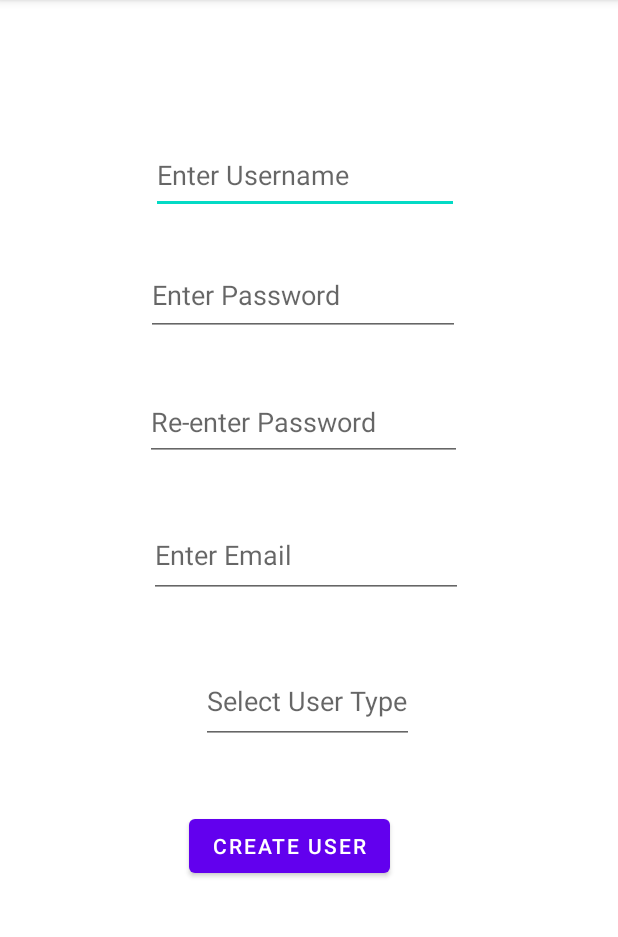
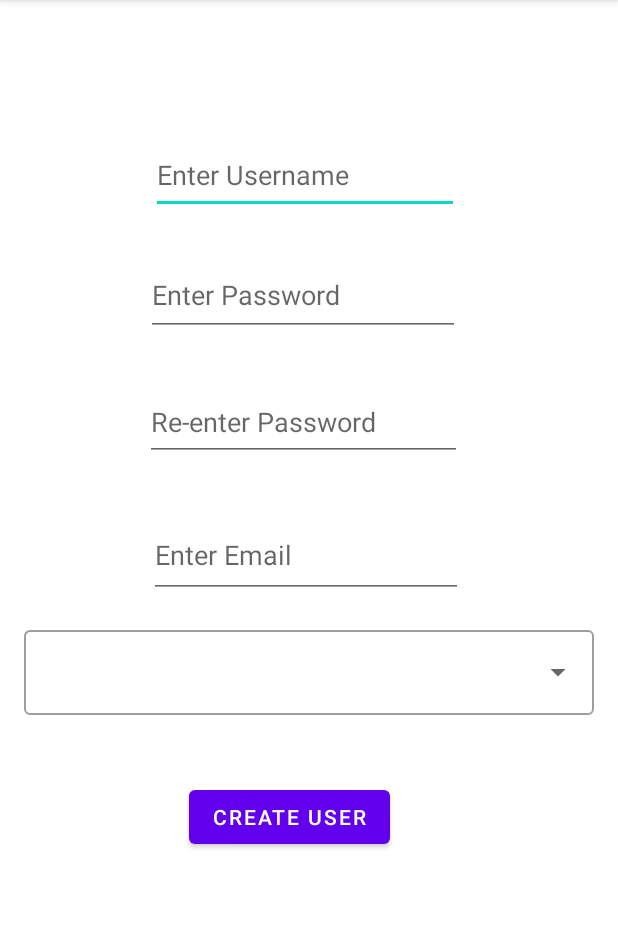
Before and after one commit to Csant01/infs3605-application, an Android app: the CreateUserActivity screen opened directly, with no data from a screen before it, on a phone screen of 412 x 824 dp, the part 84-1021 px from its top. Run offline under Robolectric (Android 15) with nearby library versions, the phone set to English and light mode, and no system bars.

Commit message:
{app name}v.0.2.2
minor additions to create user

```diff
--- a/app/src/main/java/com/example/infs3605_app/CreateUserActivity.java
+++ b/app/src/main/java/com/example/infs3605_app/CreateUserActivity.java
@@ -3,13 +3,63 @@ package com.example.infs3605_app;
 import androidx.appcompat.app.AppCompatActivity;
 
 import android.os.Bundle;
+import android.view.View;
+import android.widget.ArrayAdapter;
+import android.widget.AutoCompleteTextView;
+import android.widget.Button;
+import android.widget.TextView;
+
+import java.util.ArrayList;
 
 public class CreateUserActivity extends AppCompatActivity {
+
+    TextView createUserName;
+    TextView createUserPass;
+    TextView createUserPassCheck;
+    TextView createUserEmail;
+    AutoCompleteTextView createUserType;
+    Button createUserButton;
+    String userName;
+    String userEmail;
+    String userPass;
+    String userPassCheck;
+    String userType;
+    ArrayList<String> userTypeArray = new ArrayList<>();
+    ArrayAdapter<String> userTypeAdapter;
+
 
     @Override
     protected void onCreate(Bundle savedInstanceState) {
         super.onCreate(savedInstanceState);
         setContentView(R.layout.activity_create_user);
+        userTypeArray.add("Student");
+        userTypeArray.add("UNSW Staff");
+        userTypeArray.add("Event Co-ordinator");
+        userTypeArray.add("UNSW Alumni");
+
+        createUserName = findViewById(R.id.createUserName);
+        createUserPass = findViewById(R.id.createUserPass);
+        createUserPassCheck = findViewById(R.id.createUserPassCheck);
+        createUserEmail = findViewById(R.id.createUserEmail);
+        createUserType = findViewById(R.id.createUserTypeSub);
+        createUserButton = findViewById(R.id.createUserButton);
+
+        userTypeAdapter = new ArrayAdapter<>(this, R.layout.user_type_list, userTypeArray);
+        createUserType.setAdapter(userTypeAdapter);
+
+        createUserButton.setOnClickListener(new View.OnClickListener() {
+            @Override
+            public void onClick(View v) {
+                userName = createUserName.getText().toString();
+                userPass = createUserPass.getText().toString();
+                userPassCheck = createUserPassCheck.getText().toString();
+                userEmail = createUserEmail.getText().toString();
+                userType = createUserType.getText().toString();
+            }
+        });
+
+
+
 
     }
 }
--- a/app/src/main/res/layout/activity_create_user.xml
+++ b/app/src/main/res/layout/activity_create_user.xml
@@ -54,16 +54,28 @@
         app:layout_constraintEnd_toEndOf="parent"
         app:layout_constraintTop_toBottomOf="@+id/createUserPassCheck" />
 
+    <com.google.android.material.textfield.TextInputLayout
+        android:id="@+id/createUserType"
+        android:layout_width="match_parent"
+        android:layout_height="wrap_content"
+        android:layout_margin="16dp"
+        style="@style/Widget.MaterialComponents.TextInputLayout.OutlinedBox.ExposedDropdownMenu"
+        app:layout_constraintEnd_toEndOf="parent"
+        app:layout_constraintTop_toBottomOf="@+id/createUserEmail"
+        >
+
+
     <AutoCompleteTextView
-        android:id="@+id/createUserType"
-        android:layout_width="142dp"
-        android:layout_height="57dp"
-        android:layout_marginTop="40dp"
-        android:layout_marginEnd="136dp"
-        android:dropDownHeight="match_parent"
-        android:hint="Select User Type"
-        app:layout_constraintEnd_toEndOf="parent"
-        app:layout_constraintTop_toBottomOf="@+id/createUserEmail" />
+        android:id="@+id/createUserTypeSub"
+        android:layout_width="match_parent"
+        android:layout_height="wrap_content"
+        android:inputType="none"
+        tools:layout_editor_absoluteX="14dp"
+        tools:layout_editor_absoluteY="440dp" />
+
+    </com.google.android.material.textfield.TextInputLayout>
+
+
 
     <Button
         android:id="@+id/createUserButton"
--- a/app/src/main/res/values/strings.xml
+++ b/app/src/main/res/values/strings.xml
@@ -1,3 +1,4 @@
 <resources>
     <string name="app_name">INFS3605 - App</string>
+    <string name="selection">Expand for Selection</string>
 </resources>
```
Also changed, not shown: app/src/main/java/com/example/infs3605_app/LandingPageActivity.java (+13 -0 lines), app/src/main/res/layout/activity_landing_page.xml (+9 -0 lines), app/src/main/res/layout/user_type_list.xml (added, +12 -0 lines).
